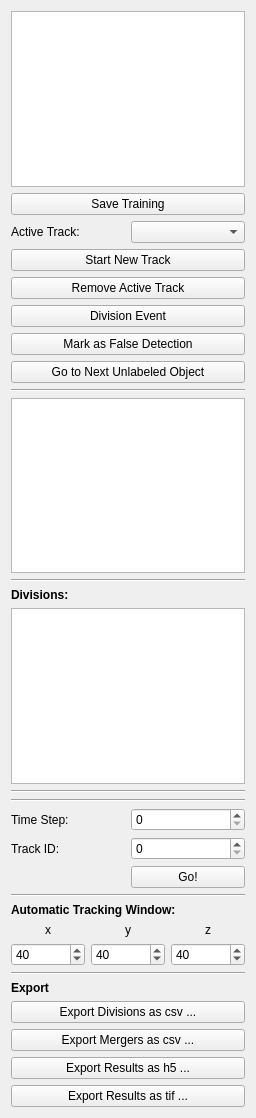
This is ilastik/applets/tracking/annotations/drawer.ui in ilastik/ilastik as Qt 5 draws it before an edit. The edited form follows.
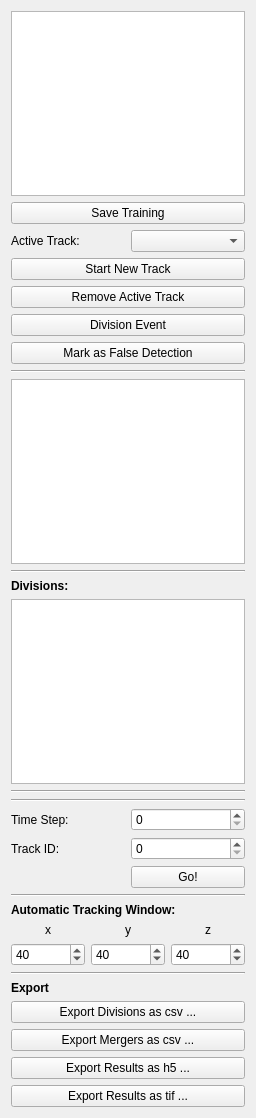
This is the edited form. Custom widgets are drawn as their Qt base class.

Commit message:
GoToNextUnlabelled button was inherited from ManuaTracking where it is needed to manage big frames and hundreds of cells per timeframe.
In learning big crops are not needed and should not be used, so navigating to the next unlabelled object looses its usefulness.
It may also confuse the user as it would reposition in order to inevtably refocus and/or rescale to display this new object.

```diff
--- a/ilastik/applets/tracking/annotations/drawer.ui
+++ b/ilastik/applets/tracking/annotations/drawer.ui
@@ -121,13 +121,6 @@
        </property>
       </widget>
      </item>
-     <item>
-      <widget class="QPushButton" name="nextUnlabeledButton">
-       <property name="text">
-        <string>Go to Next Unlabeled Object</string>
-       </property>
-      </widget>
-     </item>
     </layout>
    </item>
    <item row="4" column="0">
```
Left out of the diff: 1 changed line with no effect on the pictures. The commit also changes 1 other file.
